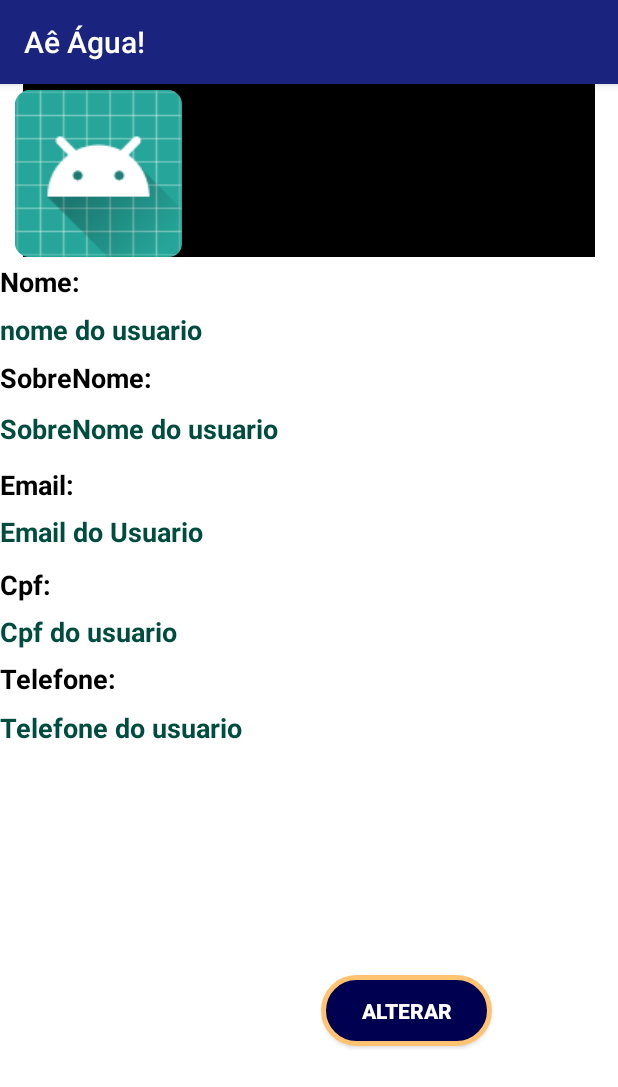
After one commit to josevidalufrpe/AeAgua, an Android app: the ViewPerfilActivity screen opened directly, with no data from a screen before it, on a phone screen of 412 x 824 dp. The commit adds this screen. Shown: the top 1087 px of the screen. Run offline under Robolectric (Android 15) with nearby library versions, the phone set to English and light mode, and no system bars; 6 statements that could not run were skipped.

Commit message:
quase completo
motorista falta getperfil

```diff
--- /dev/null
+++ b/app/src/main/java/com/inova/ufrpe/processos/carropipa/infraestrutura/ui/ViewPerfilActivity.java
@@ -0,0 +1,68 @@
+package com.inova.ufrpe.processos.carropipa.infraestrutura.ui;
+
+import android.content.Intent;
+import android.support.v7.app.AppCompatActivity;
+import android.os.Bundle;
+import android.view.View;
+import android.widget.Button;
+import android.widget.TextView;
+
+import com.inova.ufrpe.processos.carropipa.R;
+import com.inova.ufrpe.processos.carropipa.cliente.dominio.Cliente;
+import com.inova.ufrpe.processos.carropipa.infraestrutura.ui.M_MainActivity;
+import com.inova.ufrpe.processos.carropipa.infraestrutura.ui.PerfilActivity;
+import com.inova.ufrpe.processos.carropipa.motorista.dominio.Motorista;
+
+import static com.inova.ufrpe.processos.carropipa.infraestrutura.ui.M_MainActivity.motorista;
+
+public class ViewPerfilActivity extends AppCompatActivity {
+
+    private String user_email;
+    private Motorista motorista = M_MainActivity.motorista;
+    private Button btn_alterar;
+
+    private TextView tv_nome;
+    private TextView tv_Snome;
+    private TextView tv_email;
+    private TextView tv_cpf;
+    private TextView tv_telefone;
+
+    @Override
+    protected void onCreate(Bundle savedInstanceState) {
+        super.onCreate( savedInstanceState );
+        setContentView( R.layout.activity_view_perfil );
+
+        //Intent autentication = getIntent();
+        //motorista = (Motorista) autentication.getExtras().getSerializable( "motorista" );
+        user_email = motorista.getPessoa().getUsuario().getEmail();
+
+        tv_email = findViewById( R.id.tv_EmailUsuario );
+        tv_nome = findViewById( R.id.tv_NomeUsuario );
+        tv_Snome = findViewById( R.id.tv_sobreNomeUsuario );
+        tv_cpf = findViewById( R.id.tv_Cpfusuario );
+        tv_telefone = findViewById( R.id.tv_TelefoneUsuario );
+
+        tv_email.setText( motorista.getPessoa().getUsuario().getEmail());
+        tv_nome.setText( motorista.getPessoa().getNome() );
+        tv_Snome.setText( motorista.getPessoa().getSnome() );
+        tv_cpf.setText( motorista.getPessoa().getCpf() );
+        tv_telefone.setText( motorista.getPessoa().getTelefone() );
+
+
+        btn_alterar = findViewById( R.id.btn_alterar );
+        btn_alterar.setOnClickListener( new View.OnClickListener() {
+            @Override
+            public void onClick(View v) {
+
+                Intent perfilAct = new Intent(ViewPerfilActivity.this, PerfilActivity.class);
+                perfilAct.putExtra("email", user_email);
+                Bundle bundle = new Bundle(  );
+                bundle.putSerializable("motorista",motorista);
+                perfilAct.putExtras( bundle );
+                startActivity(perfilAct);
+                finish();
+            }
+        } );
+
+    }
+}
--- a/app/src/main/java/com/inova/ufrpe/processos/carropipa/motorista/dominio/Motorista.java
+++ b/app/src/main/java/com/inova/ufrpe/processos/carropipa/motorista/dominio/Motorista.java
@@ -59,6 +59,7 @@ public class Motorista implements Parcelable, Serializable {
 
         dest.writeLong(id);
         dest.writeString(this.cnh );
+        dest.writeString( this.rank );
 
     }
 
@@ -66,6 +67,7 @@ public class Motorista implements Parcelable, Serializable {
         //le os dados na ordem que foram escritos
         this.id = parcel.readLong();
         this.cnh = parcel.readString();
+        this.rank = parcel.readString();
 
     }
 
--- a/app/src/main/java/com/inova/ufrpe/processos/carropipa/motorista/persistence/MotoristaDAO.java
+++ b/app/src/main/java/com/inova/ufrpe/processos/carropipa/motorista/persistence/MotoristaDAO.java
@@ -11,7 +11,7 @@ import static java.lang.Boolean.TRUE;
 public class MotoristaDAO {
 
     private String parametros;
-    private final String url = "http://192.168.15.148:5000/cadastro/criar_perfil";
+    private final String url = "http://192.168.1.101:5000/cadastro/criar_perfil_Motorista";
     private Boolean response;
 
 
--- a/app/src/main/java/com/inova/ufrpe/processos/carropipa/motorista/ui/CriarContaMotoristaActivity.java
+++ b/app/src/main/java/com/inova/ufrpe/processos/carropipa/motorista/ui/CriarContaMotoristaActivity.java
@@ -50,7 +50,7 @@ public class CriarContaMotoristaActivity extends AppCompatActivity {
     //info.. API
     private String parametros = "";
     private final String url = "http://10.246.217.119:5000/cadastro/cadastrar_motorista";
-    //private final String url = "http://192.168.1.100:5000/cadastro/cadastrar_motorista";
+    //private final String url = "http://192.168.1.101:5000/cadastro/cadastrar_motorista";
 
     @Override
     protected void onCreate(Bundle savedInstanceState) {
--- a/app/src/main/java/com/inova/ufrpe/processos/carropipa/pessoa/dominio/Pessoa.java
+++ b/app/src/main/java/com/inova/ufrpe/processos/carropipa/pessoa/dominio/Pessoa.java
@@ -119,6 +119,8 @@ public class Pessoa implements Parcelable, Serializable {
         dest.writeString(this.cep);
         dest.writeString(this.cidade);
         dest.writeString(this.uf);
+        dest.writeString( this.nome );
+        dest.writeString( this.Snome );
     }
 
     private void readFromParcel(Parcel parcel) {
@@ -131,6 +133,8 @@ public class Pessoa implements Parcelable, Serializable {
         this.cep = parcel.readString();
         this.cidade = parcel.readString();
         this.uf = parcel.readString();
+        this.nome = parcel.readString();
+        this.Snome = parcel.readString();
     }
 
     public static final Parcelable.Creator<Pessoa> CREATOR = new Parcelable.Creator<Pessoa>() {
--- a/app/src/main/java/com/inova/ufrpe/processos/carropipa/pessoa/persistence/PessoaDAO.java
+++ b/app/src/main/java/com/inova/ufrpe/processos/carropipa/pessoa/persistence/PessoaDAO.java
@@ -10,6 +10,7 @@ public class PessoaDAO {
 
    private String parametros;
     private final String url = "http://10.246.217.119:5000/cadastro/criar_perfil_motorista";
+    //private final String url = "http://192.168.1.101:5000/cadastro/criar_perfil_motorista";
     private Boolean response;
 
 
@@ -21,10 +22,10 @@ public class PessoaDAO {
      *         False - se houve falha no registro
      * o método salva é C/U de um CRUD
      */
-    public Boolean salva(Pessoa pessoa, String email) {
+    public Boolean salva(Pessoa pessoa, String email,String senha) {
         parametros ="&logradouro=" + pessoa.getLogradouro() +"&complemento="
                 + pessoa.getComplemento() +"&bairro=" + pessoa.getBairro() +"&cep=" + pessoa.getCep()+
-        "&cidade="+pessoa.getCidade()+"&uf="+pessoa.getUf()+"&usermail="+email;
+        "&cidade="+pessoa.getCidade()+"&uf="+pessoa.getUf()+"&usermail="+email+"&senha="+senha;
         new enviaDados().execute(url);
         return response;
     }
--- a/app/src/main/java/com/inova/ufrpe/processos/carropipa/usuario/dominio/Usuario.java
+++ b/app/src/main/java/com/inova/ufrpe/processos/carropipa/usuario/dominio/Usuario.java
@@ -8,8 +8,10 @@ import com.inova.ufrpe.processos.carropipa.pessoa.dominio.Pessoa;
 import java.io.Serializable;
 
 public class Usuario implements Parcelable, Serializable {
+
     private int id;
     private String email;
+    private String senha;
 
     public int getId() {
         return id;
@@ -35,7 +37,7 @@ public class Usuario implements Parcelable, Serializable {
         this.senha = senha;
     }
 
-    private String senha;
+
 
     @Override
     protected Object clone() throws CloneNotSupportedException {
@@ -49,7 +51,7 @@ public class Usuario implements Parcelable, Serializable {
 
     @Override
     public void writeToParcel(Parcel dest, int flags) {
-        dest.writeLong(id);
+        dest.writeInt(this.id);
         dest.writeString(this.email);
         dest.writeString(this.senha);
     }
--- a/app/src/main/res/layout/activity_perfil.xml
+++ b/app/src/main/res/layout/activity_perfil.xml
@@ -4,7 +4,7 @@
     xmlns:tools="http://schemas.android.com/tools"
     android:layout_width="match_parent"
     android:layout_height="match_parent"
-    android:background="@color/secondaryLightColor"
+    android:background="@color/common_google_signin_btn_text_dark_pressed"
     tools:context="com.inova.ufrpe.processos.carropipa.infraestrutura.ui.PerfilActivity"
     tools:layout_editor_absoluteY="81dp">
 
--- /dev/null
+++ b/app/src/main/res/layout/activity_view_perfil.xml
@@ -0,0 +1,210 @@
+<?xml version="1.0" encoding="utf-8"?>
+<android.support.constraint.ConstraintLayout xmlns:android="http://schemas.android.com/apk/res/android"
+    xmlns:app="http://schemas.android.com/apk/res-auto"
+    xmlns:tools="http://schemas.android.com/tools"
+    android:layout_width="match_parent"
+    android:layout_height="match_parent"
+    android:background="@color/common_google_signin_btn_text_dark_default"
+    tools:context="com.inova.ufrpe.processos.carropipa.infraestrutura.ui.ViewPerfilActivity">
+
+    <FrameLayout
+        android:id="@+id/frameLayout"
+        android:layout_width="381dp"
+        android:layout_height="115dp"
+        android:background="@color/common_google_signin_btn_text_dark_focused"
+        app:layout_constraintEnd_toEndOf="parent"
+        app:layout_constraintStart_toStartOf="parent"
+        app:layout_constraintTop_toTopOf="parent">
+
+    </FrameLayout>
+
+    <ImageView
+        android:id="@+id/img_Perfil"
+        android:layout_width="131dp"
+        android:layout_height="111dp"
+        android:layout_marginEnd="8dp"
+        android:layout_marginBottom="4dp"
+        app:layout_constraintBottom_toTopOf="@+id/textView3"
+        app:layout_constraintEnd_toEndOf="parent"
+        app:layout_constraintHorizontal_bias="0.0"
+        app:layout_constraintStart_toStartOf="parent"
+        app:layout_constraintTop_toTopOf="parent"
+        app:layout_constraintVertical_bias="1.0"
+        app:srcCompat="@mipmap/ic_launcher" />
+
+    <TextView
+        android:id="@+id/textView3"
+        android:layout_width="115dp"
+        android:layout_height="24dp"
+        android:layout_marginTop="4dp"
+        android:layout_marginEnd="263dp"
+        android:text="Nome:"
+        android:textAlignment="viewStart"
+        android:textColor="@color/common_google_signin_btn_text_dark_focused"
+        android:textSize="18sp"
+        android:textStyle="bold"
+        app:layout_constraintEnd_toEndOf="parent"
+        app:layout_constraintHorizontal_bias="0.0"
+        app:layout_constraintStart_toStartOf="parent"
+        app:layout_constraintTop_toBottomOf="@+id/frameLayout" />
+
+    <TextView
+        android:id="@+id/tv_NomeUsuario"
+        android:layout_width="366dp"
+        android:layout_height="24dp"
+        android:layout_marginTop="8dp"
+        android:layout_marginEnd="263dp"
+        android:text="nome do usuario"
+        android:textAlignment="viewStart"
+        android:textColor="@color/secondaryTextColor"
+        android:textSize="18sp"
+        android:textStyle="bold"
+        app:layout_constraintEnd_toEndOf="parent"
+        app:layout_constraintHorizontal_bias="0.0"
+        app:layout_constraintStart_toStartOf="parent"
+        app:layout_constraintTop_toBottomOf="@+id/textView3" />
+
+    <TextView
+        android:id="@+id/textView4"
+        android:layout_width="115dp"
+        android:layout_height="26dp"
+        android:layout_marginTop="8dp"
+        android:layout_marginEnd="263dp"
+        android:text="SobreNome:"
+        android:textAlignment="viewStart"
+        android:textColor="@color/common_google_signin_btn_text_dark_focused"
+        android:textSize="18sp"
+        android:textStyle="bold"
+        app:layout_constraintEnd_toEndOf="parent"
+        app:layout_constraintHorizontal_bias="0.0"
+        app:layout_constraintStart_toStartOf="parent"
+        app:layout_constraintTop_toBottomOf="@+id/tv_NomeUsuario" />
+
+    <TextView
+        android:id="@+id/tv_sobreNomeUsuario"
+        android:layout_width="367dp"
+        android:layout_height="29dp"
+        android:layout_marginTop="8dp"
+        android:layout_marginEnd="263dp"
+        android:text="SobreNome do usuario"
+        android:textAlignment="viewStart"
+        android:textColor="@color/secondaryTextColor"
+        android:textSize="18sp"
+        android:textStyle="bold"
+        app:layout_constraintEnd_toEndOf="parent"
+        app:layout_constraintHorizontal_bias="0.004"
+        app:layout_constraintStart_toStartOf="parent"
+        app:layout_constraintTop_toBottomOf="@+id/textView4" />
+
+    <TextView
+        android:id="@+id/textView5"
+        android:layout_width="115dp"
+        android:layout_height="23dp"
+        android:layout_marginTop="8dp"
+        android:layout_marginEnd="263dp"
+        android:text="Email:"
+        android:textAlignment="viewStart"
+        android:textColor="@color/common_google_signin_btn_text_dark_focused"
+        android:textSize="18sp"
+        android:textStyle="bold"
+        app:layout_constraintEnd_toEndOf="parent"
+        app:layout_constraintHorizontal_bias="0.0"
+        app:layout_constraintStart_toStartOf="parent"
+        app:layout_constraintTop_toBottomOf="@+id/tv_sobreNomeUsuario" />
+
+    <TextView
+        android:id="@+id/tv_EmailUsuario"
+        android:layout_width="366dp"
+        android:layout_height="23dp"
+        android:layout_marginTop="8dp"
+        android:layout_marginEnd="263dp"
+        android:text="Email do Usuario"
+        android:textAlignment="viewStart"
+        android:textColor="@color/secondaryTextColor"
+        android:textSize="18sp"
+        android:textStyle="bold"
+        app:layout_constraintEnd_toEndOf="parent"
+        app:layout_constraintHorizontal_bias="0.0"
+        app:layout_constraintStart_toStartOf="parent"
+        app:layout_constraintTop_toBottomOf="@+id/textView5" />
+
+    <TextView
+        android:id="@+id/textView6"
+        android:layout_width="207dp"
+        android:layout_height="23dp"
+        android:layout_marginTop="12dp"
+        android:layout_marginEnd="263dp"
+        android:text="Cpf:"
+        android:textAlignment="viewStart"
+        android:textColor="@color/common_google_signin_btn_text_dark_focused"
+        android:textSize="18sp"
+        android:textStyle="bold"
+        app:layout_constraintEnd_toEndOf="parent"
+        app:layout_constraintHorizontal_bias="0.0"
+        app:layout_constraintStart_toStartOf="parent"
+        app:layout_constraintTop_toBottomOf="@+id/tv_EmailUsuario" />
+
+    <TextView
+        android:id="@+id/tv_Cpfusuario"
+        android:layout_width="366dp"
+        android:layout_height="23dp"
+        android:layout_marginTop="8dp"
+        android:layout_marginEnd="263dp"
+        android:text="Cpf do usuario"
+        android:textAlignment="viewStart"
+        android:textColor="@color/secondaryTextColor"
+        android:textSize="18sp"
+        android:textStyle="bold"
+        app:layout_constraintEnd_toEndOf="parent"
+        app:layout_constraintHorizontal_bias="0.0"
+        app:layout_constraintStart_toStartOf="parent"
+        app:layout_constraintTop_toBottomOf="@+id/textView6" />
+
+    <TextView
+        android:id="@+id/textView7"
+        android:layout_width="115dp"
+        android:layout_height="23dp"
+        android:layout_marginTop="8dp"
+        android:layout_marginEnd="263dp"
+        android:text="Telefone:"
+        android:textAlignment="viewStart"
+        android:textColor="@color/common_google_signin_btn_text_dark_focused"
+        android:textSize="18sp"
+        android:textStyle="bold"
+        app:layout_constraintEnd_toEndOf="parent"
+        app:layout_constraintHorizontal_bias="0.0"
+        app:layout_constraintStart_toStartOf="parent"
+        app:layout_constraintTop_toBottomOf="@+id/tv_Cpfusuario" />
+
+    <TextView
+        android:id="@+id/tv_TelefoneUsuario"
+        android:layout_width="368dp"
+        android:layout_height="22dp"
+        android:layout_marginTop="9dp"
+        android:layout_marginEnd="263dp"
+        android:text="Telefone do usuario"
+        android:textAlignment="viewStart"
+        android:textColor="@color/secondaryTextColor"
+        android:textSize="18sp"
+        android:textStyle="bold"
+        app:layout_constraintEnd_toEndOf="parent"
+        app:layout_constraintHorizontal_bias="0.0"
+        app:layout_constraintStart_toStartOf="parent"
+        app:layout_constraintTop_toBottomOf="@+id/textView7" />
+
+    <Button
+        android:id="@+id/btn_alterar"
+        android:layout_width="114dp"
+        android:layout_height="47dp"
+        android:layout_marginStart="213dp"
+        android:layout_marginTop="28dp"
+        android:layout_marginEnd="83dp"
+        android:background="@drawable/botao_redondo"
+        android:textColor="@color/common_google_signin_btn_text_dark_default"
+        android:text="Alterar"
+        android:textStyle="bold"
+        app:layout_constraintBottom_toBottomOf="parent"
+        app:layout_constraintEnd_toEndOf="parent"
+        app:layout_constraintStart_toStartOf="parent"
+        app:layout_constraintTop_toBottomOf="@+id/tv_TelefoneUsuario" />
+</android.support.constraint.ConstraintLayout>
```
Also changed, not shown: app/src/main/AndroidManifest.xml (+5 -2 lines), app/src/main/java/com/inova/ufrpe/processos/carropipa/infraestrutura/ui/M_MainActivity.java (+63 -12 lines), app/src/main/java/com/inova/ufrpe/processos/carropipa/infraestrutura/ui/PerfilActivity.java (+8 -2 lines), app/src/main/java/com/inova/ufrpe/processos/carropipa/motorista/dominio/Veiculo.java (+43 -1 lines), app/src/main/java/com/inova/ufrpe/processos/carropipa/motorista/ui/CheckOffActivity.java (added, +15 -0 lines), app/src/main/java/com/inova/ufrpe/processos/carropipa/motorista/ui/LoginMotoristaActivity.java (+11 -8 lines), app/src/main/res/layout/activity_check_off.xml (added, +76 -0 lines).
